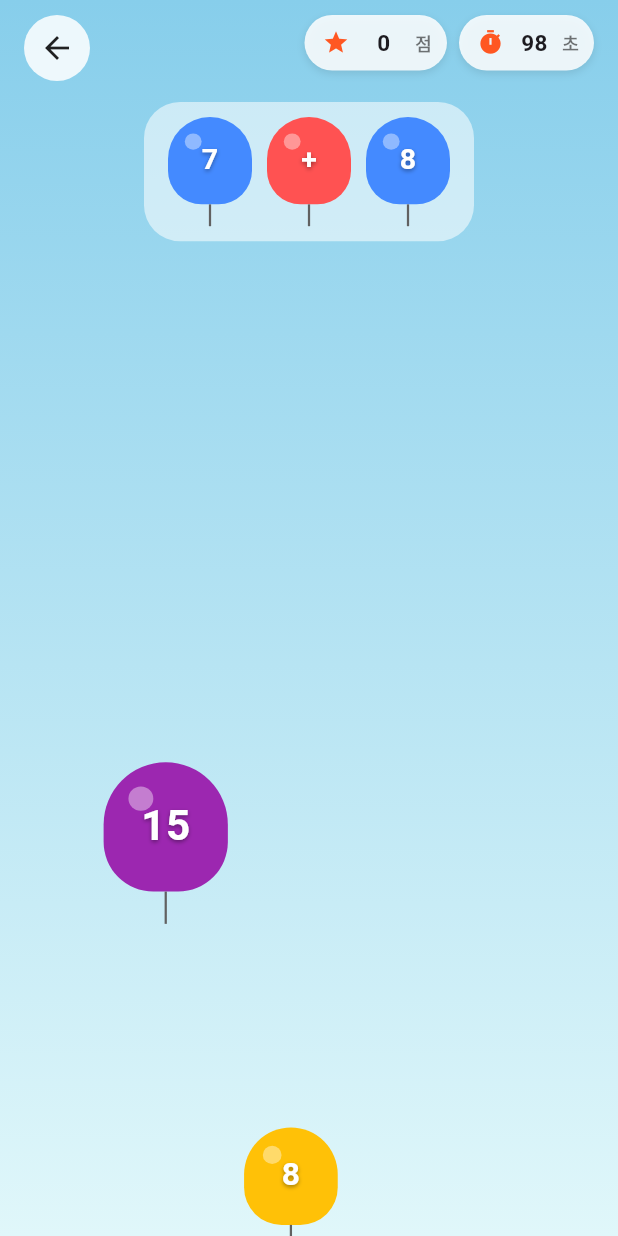
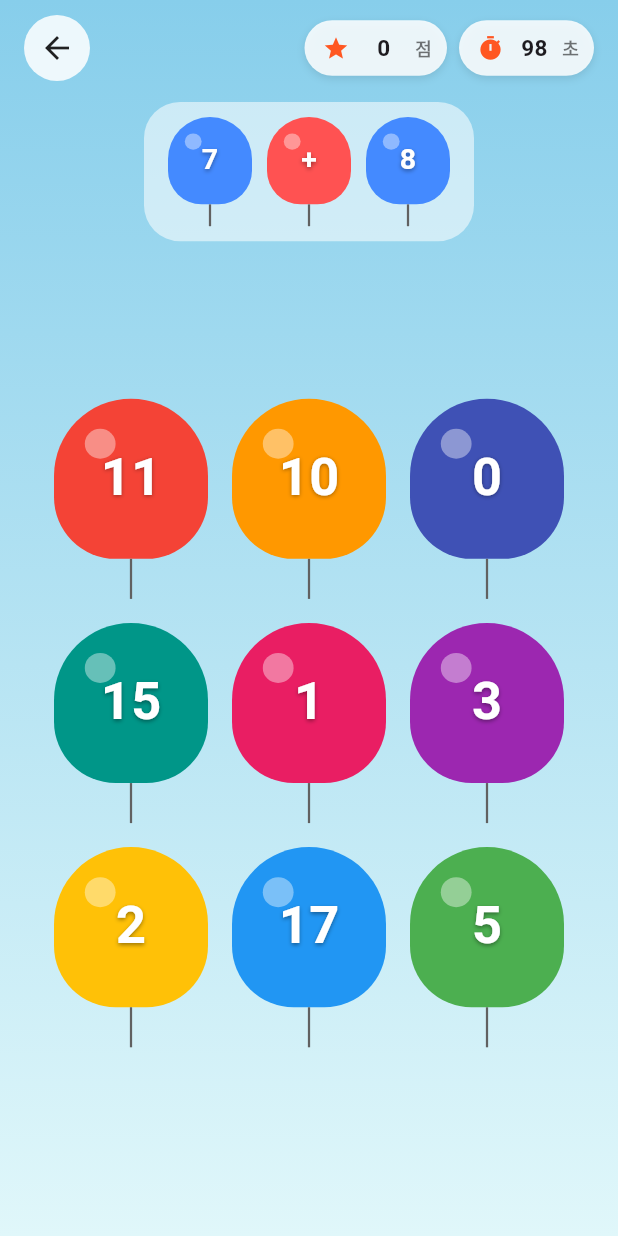
Before and after one commit to gwonbe/gwonbe-balloon-game, a Flutter app: the Game02Screen screen opened directly, after a tap on "게임 시작", on a phone screen of 412 x 824 dp. Run offline on Flutter 3.47's test engine with Material 3 defaults, Android fonts, the light colour scheme and no system bars.

Commit message:
[2026-1003] 계산 게임 정답 배치 수정

```diff
--- a/lib/game02.dart
+++ b/lib/game02.dart
@@ -15,29 +15,11 @@ enum _GameStatus {
   gameOver, // 시간 종료
 }
 
-class NumberBalloon {
-  final int id;
-  final int value;
-  double x; // 0.0 ~ 1.0 (가로 상대 위치)
-  double y; // 세로 픽셀 위치 (위에서부터)
-  final double size;
-  final Color color;
-  final double speed; // px/sec
-
-  NumberBalloon({
-    required this.id,
-    required this.value,
-    required this.x,
-    required this.y,
-    required this.size,
-    required this.color,
-    required this.speed,
-  });
-}
-
 class _Game02ScreenState extends State<Game02Screen> {
   static const int gameDuration = 99; // 제한 시간(초)
-  static const List<Color> balloonColors = [
+  static const int gridCount = 9; // 3x3
+
+  static const List<Color> balloonColorPalette = [
     Colors.red,
     Colors.pink,
     Colors.orange,
@@ -50,12 +32,9 @@ class _Game02ScreenState extends State<Game02Screen> {
   ];
 
   final Random _random = Random();
-  final List<NumberBalloon> _balloons = [];
-  int _nextId = 0;
 
   Timer? _gameTimer; // 1초마다 남은 시간 감소
-  Timer? _spawnTimer; // 숫자 풍선 주기적 생성
-  Timer? _frameTimer; // 풍선 위치 업데이트(약 60fps)
+  Timer? _feedbackTimer; // 정답/오답 메시지 자동으로 사라지게
 
   _GameStatus _status = _GameStatus.ready;
   int _score = 0;
@@ -67,7 +46,13 @@ class _Game02ScreenState extends State<Game02Screen> {
   String _operator = '+'; // '+', '-', '*', '/'
   int _answer = 0;
 
-  Size _screenSize = Size.zero;
+  // 3x3 그리드 (고정 위치, 매 문제마다 값/색만 교체)
+  List<int> _gridValues = List.filled(gridCount, 0);
+  List<Color> _gridColors = List.filled(gridCount, Colors.blue);
+
+  // 정답/오답 피드백 메시지
+  String? _feedbackText;
+  bool _feedbackCorrect = false;
 
   String get _operatorSymbol {
     switch (_operator) {
@@ -80,13 +65,9 @@ class _Game02ScreenState extends State<Game02Screen> {
     }
   }
 
-  bool get _hasCorrectOnScreen =>
-      _balloons.any((b) => b.value == _answer);
-
   void _cancelAllTimers() {
     _gameTimer?.cancel();
-    _spawnTimer?.cancel();
-    _frameTimer?.cancel();
+    _feedbackTimer?.cancel();
   }
 
   void _generateQuestion() {
@@ -145,24 +126,42 @@ class _Game02ScreenState extends State<Game02Screen> {
     }
   }
 
-  int _randomWrongNumber() {
+  /// 정답 1개 + 서로 다른 오답 8개를 뽑아 9칸에 무작위로 배치하고,
+  /// 색상도 매번 섞어서 모두 다르게 배정한다.
+  void _generateGrid() {
     final int maxVal = _wrongRangeMax();
-    int wrong;
-    do {
-      wrong = _random.nextInt(maxVal + 1);
-    } while (wrong == _answer);
-    return wrong;
+    final List<int> pool = [
+      for (int i = 0; i <= maxVal; i++)
+        if (i != _answer) i,
+    ];
+    pool.shuffle(_random);
+
+    final List<int> values = [_answer, ...pool.take(gridCount - 1)];
+    values.shuffle(_random);
+
+    final List<Color> colors = List<Color>.from(balloonColorPalette);
+    colors.shuffle(_random);
+    // 팔레트가 9개보다 적을 경우를 대비한 안전장치
+    while (colors.length < gridCount) {
+      colors.add(balloonColorPalette[_random.nextInt(balloonColorPalette.length)]);
+    }
+
+    setState(() {
+      _gridValues = values;
+      _gridColors = colors.take(gridCount).toList();
+    });
   }
 
   void _startGame() {
     _cancelAllTimers();
+    _generateQuestion();
     setState(() {
       _score = 0;
       _timeLeft = gameDuration;
       _status = _GameStatus.playing;
-      _balloons.clear();
-      _generateQuestion();
+      _feedbackText = null;
     });
+    _generateGrid();
 
     _gameTimer = Timer.periodic(const Duration(seconds: 1), (timer) {
       if (_status != _GameStatus.playing) return;
@@ -173,78 +172,44 @@ class _Game02ScreenState extends State<Game02Screen> {
         _endGame();
       }
     });
-
-    _spawnTimer = Timer.periodic(const Duration(milliseconds: 900), (timer) {
-      if (_status != _GameStatus.playing) return;
-      _spawnBalloon();
-    });
-
-    _frameTimer = Timer.periodic(const Duration(milliseconds: 16), (timer) {
-      if (_status != _GameStatus.playing) return;
-      _updateBalloons();
-    });
-
-    // 시작하자마자 정답 풍선이 하나는 보이도록 즉시 스폰
-    _spawnBalloon(forceCorrect: true);
   }
 
   void _endGame() {
     _cancelAllTimers();
     setState(() {
       _status = _GameStatus.gameOver;
+      _feedbackText = null;
     });
   }
 
-  void _spawnBalloon({bool forceCorrect = false}) {
-    if (_screenSize == Size.zero) return;
-
-    final int value =
-    (forceCorrect || !_hasCorrectOnScreen) ? _answer : _randomWrongNumber();
-
-    final double size = 55 + _random.nextDouble() * 35; // 55~90
-    final double x = _random.nextDouble(); // 0.0~1.0
-    final double speed = 70 + _random.nextDouble() * 80; // px/sec
-
+  void _showFeedback(bool correct) {
+    _feedbackTimer?.cancel();
     setState(() {
-      _balloons.add(
-        NumberBalloon(
-          id: _nextId++,
-          value: value,
-          x: x,
-          y: _screenSize.height,
-          size: size,
-          color: balloonColors[_random.nextInt(balloonColors.length)],
-          speed: speed,
-        ),
-      );
+      _feedbackCorrect = correct;
+      _feedbackText = correct ? '딩동댕!' : '땡!';
+    });
+    _feedbackTimer = Timer(const Duration(milliseconds: 700), () {
+      if (!mounted) return;
+      setState(() {
+        _feedbackText = null;
+      });
     });
   }
 
-  void _updateBalloons() {
-    setState(() {
-      for (final b in _balloons) {
-        b.y -= b.speed * 0.03;
-      }
-      _balloons.removeWhere((b) => b.y + b.size < 0);
-    });
-  }
+  void _onTapCell(int index) {
+    if (_status != _GameStatus.playing) return;
+    if (_feedbackText != null) return; // 메시지 표시 중 중복 탭 방지
 
-  void _popBalloon(NumberBalloon balloon) {
-    if (_status != _GameStatus.playing) return;
-    final bool correct = balloon.value == _answer;
-
-    setState(() {
-      _balloons.removeWhere((b) => b.id == balloon.id);
-    });
-
-    if (correct) {
+    final int value = _gridValues[index];
+    if (value == _answer) {
       setState(() {
         _score++;
-        _balloons.clear();
-        _generateQuestion();
       });
-      // 새 문제에 대한 정답 풍선을 바로 하나 띄워줌
-      _spawnBalloon(forceCorrect: true);
+      _showFeedback(true);
+      _generateQuestion();
+      _generateGrid();
+    } else {
+      _showFeedback(false);
     }
   }
 
@@ -259,7 +224,6 @@ class _Game02ScreenState extends State<Game02Screen> {
     return Scaffold(
       body: LayoutBuilder(
         builder: (context, constraints) {
-          _screenSize = Size(constraints.maxWidth, constraints.maxHeight);
           return Container(
             width: constraints.maxWidth,
             height: constraints.maxHeight,
@@ -272,8 +236,19 @@ class _Game02ScreenState extends State<Game02Screen> {
             ),
             child: Stack(
               children: [
-                ..._balloons.map(_buildNumberBalloon),
+                if (_status == _GameStatus.playing)
+                  Positioned.fill(
+                    child: SafeArea(
+                      child: Padding(
+                        padding: const EdgeInsets.only(top: 140),
+                        child: Center(
+                          child: _buildGrid(constraints),
+                        ),
+                      ),
+                    ),
+                  ),
                 _buildTopBar(),
+                if (_feedbackText != null) _buildFeedbackOverlay(),
                 if (_status == _GameStatus.ready) _buildStartOverlay(),
                 if (_status == _GameStatus.gameOver) _buildGameOverOverlay(),
               ],
@@ -284,19 +259,58 @@ class _Game02ScreenState extends State<Game02Screen> {
     );
   }
 
-  Widget _buildNumberBalloon(NumberBalloon b) {
-    final double maxLeft =
-    (_screenSize.width - b.size).clamp(0, double.infinity);
-    final double left = b.x * maxLeft;
-    return Positioned(
-      left: left,
-      top: b.y,
-      child: GestureDetector(
-        onTap: () => _popBalloon(b),
-        child: _LabeledBalloonWidget(
-          size: b.size,
-          color: b.color,
-          label: '${b.value}',
+  Widget _buildGrid(BoxConstraints constraints) {
+    const int columns = 3;
+    const double gap = 16;
+    final double gridWidth = min(constraints.maxWidth * 0.85, 340);
+    final double cellSize = (gridWidth - gap * (columns - 1)) / columns;
+
+    return SizedBox(
+      width: gridWidth,
+      child: Wrap(
+        spacing: gap,
+        runSpacing: gap,
+        children: List.generate(gridCount, (index) {
+          return GestureDetector(
+            onTap: () => _onTapCell(index),
+            child: _LabeledBalloonWidget(
+              size: cellSize,
+              color: _gridColors[index],
+              label: '${_gridValues[index]}',
+            ),
+          );
+        }),
+      ),
+    );
+  }
+
+  Widget _buildFeedbackOverlay() {
+    return Center(
+      child: AnimatedOpacity(
+        opacity: _feedbackText != null ? 1.0 : 0.0,
+        duration: const Duration(milliseconds: 150),
+        child: Container(
+          padding: const EdgeInsets.symmetric(horizontal: 28, vertical: 16),
+          decoration: BoxDecoration(
+            color: (_feedbackCorrect ? Colors.green : Colors.red)
+                .withValues(alpha: 0.9),
+            borderRadius: BorderRadius.circular(20),
+            boxShadow: [
+              BoxShadow(
+                color: Colors.black.withValues(alpha: 0.25),
+                blurRadius: 10,
+                offset: const Offset(0, 4),
+              ),
+            ],
+          ),
+          child: Text(
+            _feedbackText ?? '',
+            style: const TextStyle(
+              fontSize: 32,
+              fontWeight: FontWeight.bold,
+              color: Colors.white,
+            ),
+          ),
         ),
       ),
     );
@@ -309,7 +323,6 @@ class _Game02ScreenState extends State<Game02Screen> {
         child: Column(
           children: [
             Row(
-              crossAxisAlignment: CrossAxisAlignment.start,
               mainAxisAlignment: MainAxisAlignment.spaceBetween,
               children: [
                 _circleButton(
@@ -459,7 +472,7 @@ class _Game02ScreenState extends State<Game02Screen> {
             mainAxisSize: MainAxisSize.min,
             children: [
               const Text(
-                '계산식의 정답이 적힌 풍선을 터뜨리세요!\n$gameDuration초 동안 최대한 많이 맞혀보세요!',
+                '계산식의 정답을 찾아 터뜨리세요!\n$gameDuration초 동안 최대한 많이 맞혀보세요!',
                 style: TextStyle(fontSize: 16, color: Colors.white),
                 textAlign: TextAlign.center,
               ),
@@ -467,8 +480,7 @@ class _Game02ScreenState extends State<Game02Screen> {
               ElevatedButton(
                 onPressed: _startGame,
                 style: ElevatedButton.styleFrom(
-                  padding: const EdgeInsets.symmetric(
-                      horizontal: 32, vertical: 14),
+                  padding: const EdgeInsets.symmetric(horizontal: 32, vertical: 14),
                   backgroundColor: Colors.orange,
                 ),
                 child: const Text(
@@ -513,8 +525,7 @@ class _Game02ScreenState extends State<Game02Screen> {
                   OutlinedButton(
                     onPressed: () => Navigator.of(context).maybePop(),
                     style: OutlinedButton.styleFrom(
-                      padding: const EdgeInsets.symmetric(
-                          horizontal: 20, vertical: 12),
+                      padding: const EdgeInsets.symmetric(horizontal: 20, vertical: 12),
                     ),
                     child: const Text('게임 중단'),
                   ),
@@ -522,8 +533,7 @@ class _Game02ScreenState extends State<Game02Screen> {
                   ElevatedButton(
                     onPressed: _startGame,
                     style: ElevatedButton.styleFrom(
-                      padding: const EdgeInsets.symmetric(
-                          horizontal: 24, vertical: 12),
+                      padding: const EdgeInsets.symmetric(horizontal: 24, vertical: 12),
                       backgroundColor: Colors.blue,
                     ),
                     child: const Text(
@@ -541,7 +551,7 @@ class _Game02ScreenState extends State<Game02Screen> {
   }
 }
 
-/// 숫자/연산자 텍스트가 표시된 풍선 위젯 (떠오르는 풍선과 상단 문제 풍선 공용)
+/// 숫자/연산자 텍스트가 표시된 풍선 위젯 (그리드와 상단 문제 풍선 공용)
 class _LabeledBalloonWidget extends StatelessWidget {
   final double size;
   final Color color;
```
